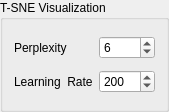
This is lib/ui/widgets/tsne_option_widget.ui in metgem/metgem as Qt 5 draws it before an edit. The edited form follows.
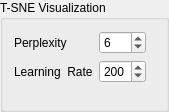
This is the edited form.

Commit message: Improved Options dialog

Diff of the .ui file:
```diff
--- a/lib/ui/widgets/tsne_option_widget.ui
+++ b/lib/ui/widgets/tsne_option_widget.ui
@@ -63,6 +63,32 @@
      </property>
     </widget>
    </item>
+   <item row="0" column="2" rowspan="2">
+    <spacer name="horizontalSpacer">
+     <property name="orientation">
+      <enum>Qt::Horizontal</enum>
+     </property>
+     <property name="sizeHint" stdset="0">
+      <size>
+       <width>40</width>
+       <height>20</height>
+      </size>
+     </property>
+    </spacer>
+   </item>
+   <item row="2" column="1">
+    <spacer name="verticalSpacer">
+     <property name="orientation">
+      <enum>Qt::Vertical</enum>
+     </property>
+     <property name="sizeHint" stdset="0">
+      <size>
+       <width>20</width>
+       <height>40</height>
+      </size>
+     </property>
+    </spacer>
+   </item>
   </layout>
  </widget>
  <resources/>
```
The commit also changes 2 other files.
